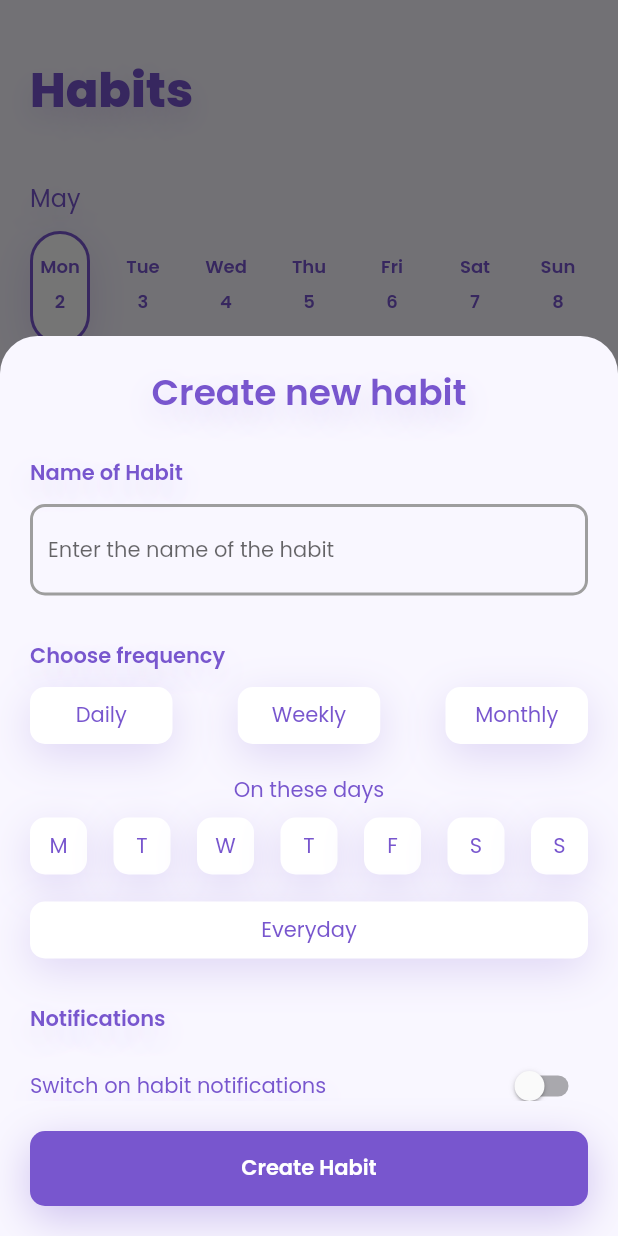
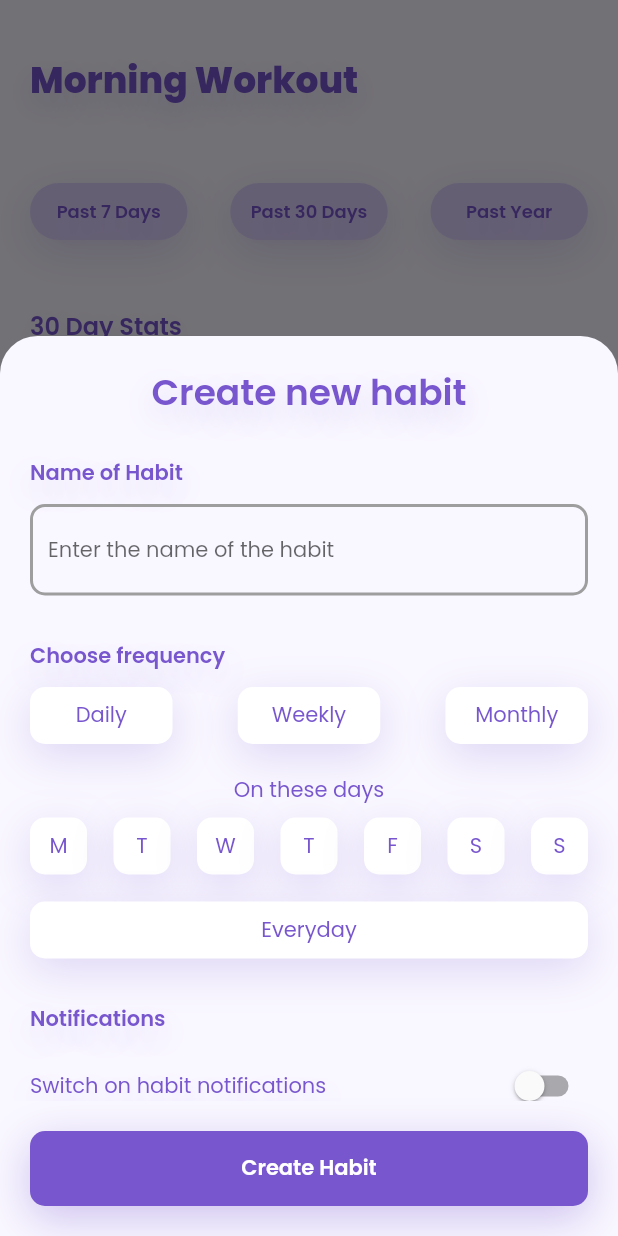
Before and after one commit to afwcole/habittracker, a Flutter app: the screen it shows after launch, after a tap on the "add" icon, on a phone screen of 412 x 824 dp. Run offline on Flutter 3.47's test engine with Material 2 defaults, Android fonts, the phone set to English and light mode, and no system bars; drawn by our look-alikes of expandable; our stand-ins replace google_fonts.

Commit message:
Early Implementation of the analytics page

```diff
--- a/lib/functions/date_helper.dart
+++ b/lib/functions/date_helper.dart
@@ -1,5 +1,4 @@
 import 'package:flutter/material.dart';
-import 'package:habittracker/models/habit_date_model.dart';
 
 List<DateTime> getWeekDateList() {
   DateTime today = toDMY(DateTime.now());
@@ -10,17 +9,6 @@ List<DateTime> getWeekDateList() {
   }
 
   return weekList;
-}
-
-List<DateTime> getDateList(DateTime firstDate, DateTime lastDate) {
-  List<DateTime> list = [];
-  int count = toDMY(lastDate).difference(toDMY(firstDate)).inDays + 1;
-
-  for (int i = 0; i < count; i++) {
-    list.add(toDMY(firstDate).add(Duration(days: i)));
-  }
-
-  return list;
 }
 
 DateTime toDMY(DateTime dateTime) {
--- a/lib/models/habit_date_model.dart
+++ /dev/null
@@ -1,9 +0,0 @@
-class HabitDateModel {
-  DateTime date;
-  String? activity;
-
-  HabitDateModel(
-    this.date,
-    this.activity,
-  );
-}
--- /dev/null
+++ b/lib/pages/analytics_page.dart
@@ -0,0 +1,152 @@
+import 'package:flutter/material.dart';
+import 'package:google_fonts/google_fonts.dart';
+
+Widget analyticsBody(BuildContext context) {
+  List<String> statOptions = ["Past 7 Days", "Past 30 Days", "Past Year"];
+  return SingleChildScrollView(
+    padding: const EdgeInsets.symmetric(horizontal: 20),
+    child: Column(
+      crossAxisAlignment: CrossAxisAlignment.start,
+      children: [
+        const SizedBox(height: 36),
+        Text(
+          "Morning Workout",
+          style: GoogleFonts.poppins(
+            textStyle: const TextStyle(
+              fontSize: 24,
+              color: Color(0xFF7856CE),
+              fontWeight: FontWeight.w800,
+            ),
+            shadows: <Shadow>[
+              const Shadow(
+                offset: Offset(0, 8),
+                blurRadius: 24,
+                color: Color(0x337856CE),
+              ),
+            ],
+          ),
+        ),
+        const SizedBox(
+          height: 50,
+        ),
+        Row(
+          mainAxisAlignment: MainAxisAlignment.spaceBetween,
+          children: [
+            ...statOptions.map(
+              (option) => Container(
+                width: 105,
+                decoration:
+                    false ? _selectedDecoration() : _defaultDecoration(),
+                padding: const EdgeInsets.symmetric(vertical: 10),
+                child: Center(
+                  child: Text(
+                    option,
+                    style: GoogleFonts.poppins(
+                      textStyle: const TextStyle(
+                        fontSize: 12,
+                        color: Color(0xFF7856CE),
+                        fontWeight: FontWeight.w600,
+                      ),
+                      shadows: <Shadow>[
+                        const Shadow(
+                          offset: Offset(0, 8),
+                          blurRadius: 24,
+                          color: Color(0x337856CE),
+                        ),
+                      ],
+                    ),
+                  ),
+                ),
+              ),
+            ),
+          ],
+        ),
+        const SizedBox(
+          height: 45,
+        ),
+        Text(
+          "30 Day Stats",
+          style: GoogleFonts.poppins(
+            textStyle: const TextStyle(
+              fontSize: 16,
+              color: Color(0xFF7856CE),
+              fontWeight: FontWeight.w600,
+            ),
+            shadows: <Shadow>[
+              const Shadow(
+                offset: Offset(0, 8),
+                blurRadius: 24,
+                color: Color(0x337856CE),
+              ),
+            ],
+          ),
+        ),
+        const SizedBox(height: 15),
+        Row(
+            crossAxisAlignment: CrossAxisAlignment.start,
+            mainAxisAlignment: MainAxisAlignment.spaceBetween,
+            children: [
+              Container(
+                height: 228,
+                width: 192,
+                decoration: const BoxDecoration(
+                    color: Colors.white,
+                    borderRadius: BorderRadius.all(
+                      Radius.circular(25),
+                    ),
+                    boxShadow: [
+                      BoxShadow(
+                        color: Color(0x337856CE),
+                        blurRadius: 24,
+                        offset: Offset(0, 8),
+                      ),
+                    ]),
+              ),
+              Container(
+                height: 149,
+                width: 123,
+                decoration: const BoxDecoration(
+                    color: Colors.white,
+                    borderRadius: BorderRadius.all(
+                      Radius.circular(25),
+                    ),
+                    boxShadow: [
+                      BoxShadow(
+                        color: Color(0x337856CE),
+                        blurRadius: 24,
+                        offset: Offset(0, 8),
+                      ),
+                    ]),
+              ),
+            ]),
+      ],
+    ),
+  );
+}
+
+Decoration _selectedDecoration() {
+  return BoxDecoration(
+      color: Colors.white,
+      border: Border.all(color: const Color(0xFF7856CE), width: 2),
+      borderRadius: const BorderRadius.all(Radius.circular(25)),
+      boxShadow: const [
+        BoxShadow(
+          color: Color(0x337856CE),
+          blurRadius: 24,
+          offset: Offset(0, 8),
+        ),
+      ]);
+}
+
+Decoration _defaultDecoration() {
+  return const BoxDecoration(
+      color: Color(0xFFDDD0FC),
+      borderRadius: BorderRadius.all(Radius.circular(25)),
+      boxShadow: [
+        BoxShadow(
+          color: Color(0x337856CE),
+          blurRadius: 24,
+          offset: Offset(0, 8),
+        ),
+      ]);
+}
--- a/lib/pages/homepage.dart
+++ b/lib/pages/homepage.dart
@@ -1,7 +1,7 @@
 import 'package:flutter/material.dart';
 import 'package:google_fonts/google_fonts.dart';
 import 'package:habittracker/functions/date_helper.dart';
-import 'package:habittracker/providers/app_data_provider.dart';
+import 'package:habittracker/pages/analytics_page.dart';
 import 'package:habittracker/providers/user_data_provider.dart';
 import 'package:habittracker/widgets/habit_card.dart';
 import 'package:habittracker/widgets/horizontal_calendar.dart';
@@ -15,7 +15,7 @@ class HomePage extends StatelessWidget {
   Widget build(BuildContext context) {
     return Scaffold(
       resizeToAvoidBottomInset: true,
-      body: mainBody(context),
+      body: analyticsBody(context),
       extendBody: true,
       floatingActionButton: FloatingActionButton(
         elevation: 10,
@@ -115,15 +115,7 @@ Widget mainBody(BuildContext context) {
             const SizedBox(
               height: 10,
             ),
-            HorizontalCalendar(
-              firstDate: Provider.of<AppDataProvider>(context, listen: false)
-                  .thisWeekStartDate,
-              lastDate: Provider.of<AppDataProvider>(context, listen: false)
-                  .thisWeekEndDate,
-              minSelectedDateCount: 1,
-              maxSelectedDateCount: 1,
-              initialSelectedDates: [DateTime(2022, 4, 19)],
-            ),
+            const HorizontalCalendar(),
             const SizedBox(height: 39),
             Text(
               "Streaks",
--- a/lib/providers/app_data_provider.dart
+++ b/lib/providers/app_data_provider.dart
@@ -22,7 +22,9 @@ class AppDataProvider extends ChangeNotifier {
     notifyListeners();
   }
 
-  bool isSelectedDate(DateTime date) => selectedDate.compareTo(date) == 0;
+  bool isSelectedDate(DateTime date) {
+    return selectedDate.compareTo(date) == 0;
+  }
 
   DateTime get today => _today;
 
--- a/lib/widgets/habit_card.dart
+++ b/lib/widgets/habit_card.dart
@@ -3,7 +3,6 @@ import 'package:flutter/material.dart';
 import 'package:google_fonts/google_fonts.dart';
 import 'package:habittracker/functions/date_helper.dart';
 import 'package:habittracker/models/habit_model.dart';
-import 'package:habittracker/models/habit_date_model.dart';
 import 'package:habittracker/providers/app_data_provider.dart';
 import 'package:habittracker/widgets/habit_card_button.dart';
 import 'package:provider/provider.dart';
@@ -121,11 +120,6 @@ class _HabitCardState extends State<HabitCard> {
 }
 
 Widget weeklyStreak(BuildContext context, Map<DateTime, String?> habitHistory) {
-  DateTime today = DateTime.now();
-  DateTime currentWeekStartDate =
-      Provider.of<AppDataProvider>(context, listen: false)
-          .thisWeekStartDate; //Monday
-
   return Container(
     margin: const EdgeInsets.fromLTRB(20, 0, 20, 20),
     child: Row(
--- a/lib/widgets/horizontal_calendar.dart
+++ b/lib/widgets/horizontal_calendar.dart
@@ -5,23 +5,13 @@ import 'package:habittracker/widgets/horizontal_date_widget.dart';
 import 'package:provider/provider.dart';
 
 class HorizontalCalendar extends StatefulWidget {
-  final DateTime firstDate;
-  final DateTime lastDate;
   final double height;
-  final List<DateTime>? initialSelectedDates;
   final EdgeInsetsGeometry? padding;
-  final int? minSelectedDateCount;
-  final int? maxSelectedDateCount;
 
   const HorizontalCalendar({
     Key? key,
-    required this.firstDate,
-    required this.lastDate,
     this.height = 100,
     this.padding,
-    this.minSelectedDateCount,
-    this.maxSelectedDateCount,
-    this.initialSelectedDates,
   }) : super(key: key);
 
   @override
@@ -29,14 +19,6 @@ class HorizontalCalendar extends StatefulWidget {
 }
 
 class _HorizontalCalendarState extends State<HorizontalCalendar> {
-  final List<DateTime> selectedDates = [];
-
-  @override
-  void initState() {
-    super.initState();
-    selectedDates.addAll(widget.initialSelectedDates!.map((toDMY)));
-  }
-
   @override
   Widget build(BuildContext context) {
     return Row(
@@ -52,17 +34,8 @@ class _HorizontalCalendarState extends State<HorizontalCalendar> {
                     .compareTo(date) <
                 0,
             onTap: () {
-              if (!selectedDates.contains(date)) {
-                if (widget.maxSelectedDateCount == 1 &&
-                    selectedDates.length == 1) {
-                  selectedDates.clear();
-                } else if (widget.maxSelectedDateCount ==
-                    selectedDates.length) {
-                  return;
-                }
-                Provider.of<AppDataProvider>(context, listen: false)
-                    .setSelectedDate(date);
-              }
+              Provider.of<AppDataProvider>(context, listen: false)
+                  .setSelectedDate(date);
               setState(() {});
             },
           ),
```
